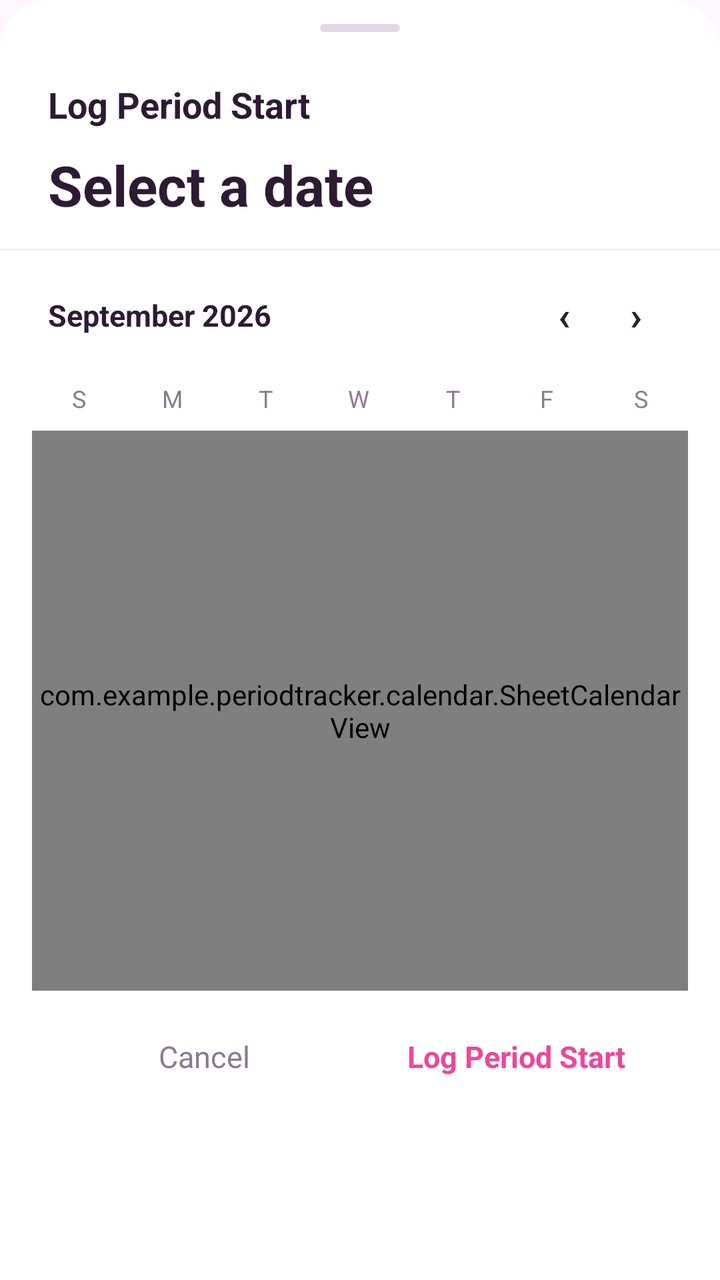
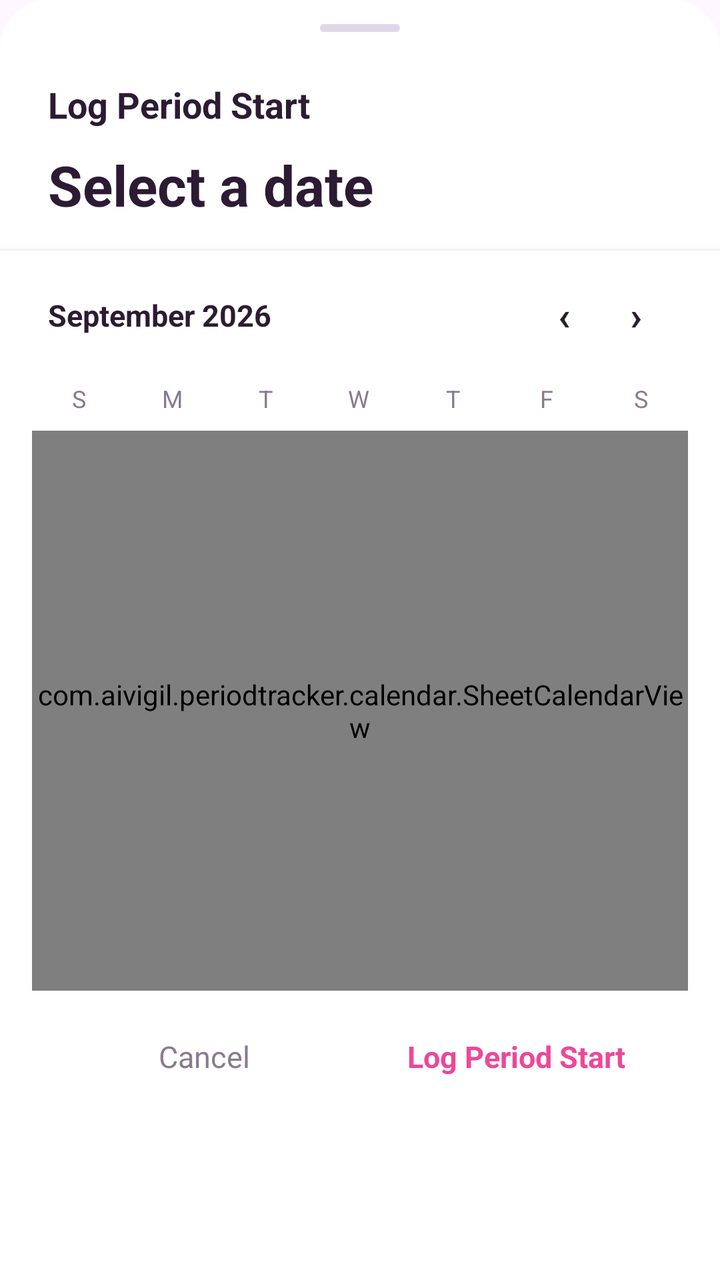

Screens rendered from an Android XML layout before and after an edit, with the pre-edit source and the edit as a unified diff.
<!-- AndroidManifest.xml: application theme Theme.PeriodTracker -->
<!-- res/layout/bottom_sheet_period_start.xml -->
<?xml version="1.0" encoding="utf-8"?>
<LinearLayout
    xmlns:android="http://schemas.android.com/apk/res/android"
    xmlns:app="http://schemas.android.com/apk/res-auto"
    android:layout_width="match_parent"
    android:layout_height="wrap_content"
    android:orientation="vertical"
    android:background="@drawable/bottom_sheet_bg"
    android:paddingBottom="32dp">

    
    <View
        android:layout_width="40dp"
        android:layout_height="4dp"
        android:layout_gravity="center_horizontal"
        android:layout_marginTop="12dp"
        android:background="@drawable/sheet_handle" />

    
    <TextView
        android:layout_width="wrap_content"
        android:layout_height="wrap_content"
        android:layout_marginStart="24dp"
        android:layout_marginTop="24dp"
        android:text="Log Period Start"
        android:textSize="18sp"
        android:textStyle="bold"
        android:textColor="#2D1B33" />

    
    <androidx.constraintlayout.widget.ConstraintLayout
        android:layout_width="match_parent"
        android:layout_height="wrap_content"
        android:layout_marginHorizontal="24dp"
        android:layout_marginTop="8dp">

        <TextView
            android:id="@+id/tvPeriodStartDate"
            android:layout_width="0dp"
            android:layout_height="wrap_content"
            android:text="Select a date"
            android:textSize="28sp"
            android:textStyle="bold"
            android:textColor="#2D1B33"
            app:layout_constraintStart_toStartOf="parent"
            app:layout_constraintEnd_toStartOf="@id/btnPeriodStartEdit"
            app:layout_constraintTop_toTopOf="parent"
            app:layout_constraintBottom_toBottomOf="parent" />

        <TextView
            android:id="@+id/btnPeriodStartEdit"
            android:layout_width="40dp"
            android:layout_height="40dp"
            android:gravity="center"
            android:text="✏"
            android:textSize="16sp"
            android:textColor="#FFFFFF"
            app:layout_constraintEnd_toEndOf="parent"
            app:layout_constraintTop_toTopOf="parent"
            app:layout_constraintBottom_toBottomOf="parent" />

    </androidx.constraintlayout.widget.ConstraintLayout>

    <View
        android:layout_width="match_parent"
        android:layout_height="1dp"
        android:background="#F5EEF8"
        android:layout_marginTop="12dp" />

    
    <androidx.constraintlayout.widget.ConstraintLayout
        android:layout_width="match_parent"
        android:layout_height="wrap_content"
        android:paddingHorizontal="24dp"
        android:paddingTop="14dp"
        android:paddingBottom="8dp">

        <TextView
            android:id="@+id/tvPeriodStartMonth"
            android:layout_width="wrap_content"
            android:layout_height="wrap_content"
            android:text="September 2026"
            android:textSize="15sp"
            android:textStyle="bold"
            android:textColor="#2D1B33"

            android:drawablePadding="4dp"
            app:layout_constraintStart_toStartOf="parent"
            app:layout_constraintTop_toTopOf="parent"
            app:layout_constraintBottom_toBottomOf="parent" />

        <LinearLayout
            android:layout_width="wrap_content"
            android:layout_height="wrap_content"
            android:orientation="horizontal"
            app:layout_constraintEnd_toEndOf="parent"
            app:layout_constraintTop_toTopOf="parent"
            app:layout_constraintBottom_toBottomOf="parent">

            <TextView
                android:id="@+id/btnPeriodStartPrev"
                android:layout_width="36dp"
                android:layout_height="36dp"
                android:gravity="center"
                android:text="‹"
                android:textSize="20sp"
                android:textStyle="bold"
                android:textColor="#2D1B33" />

            <TextView
                android:id="@+id/btnPeriodStartNext"
                android:layout_width="36dp"
                android:layout_height="36dp"
                android:gravity="center"
                android:text="›"
                android:textSize="20sp"
                android:textStyle="bold"
                android:textColor="#2D1B33" />

        </LinearLayout>

    </androidx.constraintlayout.widget.ConstraintLayout>

    
    <LinearLayout
        android:layout_width="match_parent"
        android:layout_height="wrap_content"
        android:orientation="horizontal"
        android:paddingHorizontal="16dp">

        <TextView android:layout_width="0dp" android:layout_height="32dp"
            android:layout_weight="1" android:gravity="center"
            android:text="S" android:textSize="12sp" android:textColor="#8A7A8F" />
        <TextView android:layout_width="0dp" android:layout_height="32dp"
            android:layout_weight="1" android:gravity="center"
            android:text="M" android:textSize="12sp" android:textColor="#8A7A8F" />
        <TextView android:layout_width="0dp" android:layout_height="32dp"
            android:layout_weight="1" android:gravity="center"
            android:text="T" android:textSize="12sp" android:textColor="#8A7A8F" />
        <TextView android:layout_width="0dp" android:layout_height="32dp"
            android:layout_weight="1" android:gravity="center"
            android:text="W" android:textSize="12sp" android:textColor="#8A7A8F" />
        <TextView android:layout_width="0dp" android:layout_height="32dp"
            android:layout_weight="1" android:gravity="center"
            android:text="T" android:textSize="12sp" android:textColor="#8A7A8F" />
        <TextView android:layout_width="0dp" android:layout_height="32dp"
            android:layout_weight="1" android:gravity="center"
            android:text="F" android:textSize="12sp" android:textColor="#8A7A8F" />
        <TextView android:layout_width="0dp" android:layout_height="32dp"
            android:layout_weight="1" android:gravity="center"
            android:text="S" android:textSize="12sp" android:textColor="#8A7A8F" />
    </LinearLayout>

    
    <com.example.periodtracker.calendar.SheetCalendarView
        android:id="@+id/periodStartCalendar"
        android:layout_width="match_parent"
        android:layout_height="280dp"
        android:layout_marginHorizontal="16dp" />

    
    <LinearLayout
        android:id="@+id/recentPeriodsSection"
        android:layout_width="match_parent"
        android:layout_height="wrap_content"
        android:orientation="vertical"
        android:layout_marginHorizontal="24dp"
        android:layout_marginTop="16dp"
        android:visibility="gone">

        <TextView
            android:layout_width="wrap_content"
            android:layout_height="wrap_content"
            android:text="Recent periods"
            android:textSize="12sp"
            android:textStyle="bold"
            android:letterSpacing="0.05"
            android:textColor="#8A7A8F"
            android:layout_marginBottom="6dp" />

        <LinearLayout
            android:id="@+id/recentPeriodsList"
            android:layout_width="match_parent"
            android:layout_height="wrap_content"
            android:orientation="vertical" />

    </LinearLayout>

    
    <LinearLayout
        android:layout_width="match_parent"
        android:layout_height="wrap_content"
        android:orientation="horizontal"
        android:layout_marginTop="8dp"
        android:paddingHorizontal="24dp">

        <TextView
            android:id="@+id/btnPeriodStartCancel"
            android:layout_width="0dp"
            android:layout_height="50dp"
            android:layout_weight="1"
            android:gravity="center"
            android:text="Cancel"
            android:textSize="15sp"
            android:textColor="#8A7A8F" />

        <TextView
            android:id="@+id/btnPeriodStartOk"
            android:layout_width="0dp"
            android:layout_height="50dp"
            android:layout_weight="1"
            android:gravity="center"
            android:text="Log Period Start"
            android:textSize="15sp"
            android:textStyle="bold"
            android:textColor="#EC4899" />

    </LinearLayout>

</LinearLayout>
<!-- resources referenced by this layout -->
<resources>
  <!-- drawable bottom_sheet_bg (drawable) -->
  <?xml version="1.0" encoding="utf-8"?>
  <shape xmlns:android="http://schemas.android.com/apk/res/android"
      android:shape="rectangle">
      <solid android:color="#FFFFFF" />
      <corners
          android:topLeftRadius="24dp"
          android:topRightRadius="24dp" />
  </shape>
  <!-- drawable sheet_handle (drawable) -->
  <?xml version="1.0" encoding="utf-8"?>
  <shape xmlns:android="http://schemas.android.com/apk/res/android"
      android:shape="rectangle">
      <solid android:color="#E0D8E8" />
      <corners android:radius="4dp" />
  </shape>
  <style name="Theme.PeriodTracker" parent="Base.Theme.PeriodTracker" />
  <style name="Base.Theme.PeriodTracker" parent="Theme.Material3.DayNight.NoActionBar">
          
          <item name="android:windowTranslucentStatus">false</item>
          <item name="android:windowTranslucentNavigation">false</item>
      </style>
</resources>

<!-- the commit's change to res/layout/bottom_sheet_period_start.xml (unified diff, before → after) -->
@@ -1,4 +1,4 @@
-<?xml version="1.0" encoding="utf-8"?>
+﻿<?xml version="1.0" encoding="utf-8"?>
 <LinearLayout
     xmlns:android="http://schemas.android.com/apk/res/android"
     xmlns:app="http://schemas.android.com/apk/res-auto"
@@ -152,7 +152,7 @@
     </LinearLayout>
 
     
-    <com.example.periodtracker.calendar.SheetCalendarView
+    <com.aivigil.periodtracker.calendar.SheetCalendarView
         android:id="@+id/periodStartCalendar"
         android:layout_width="match_parent"
         android:layout_height="280dp"
